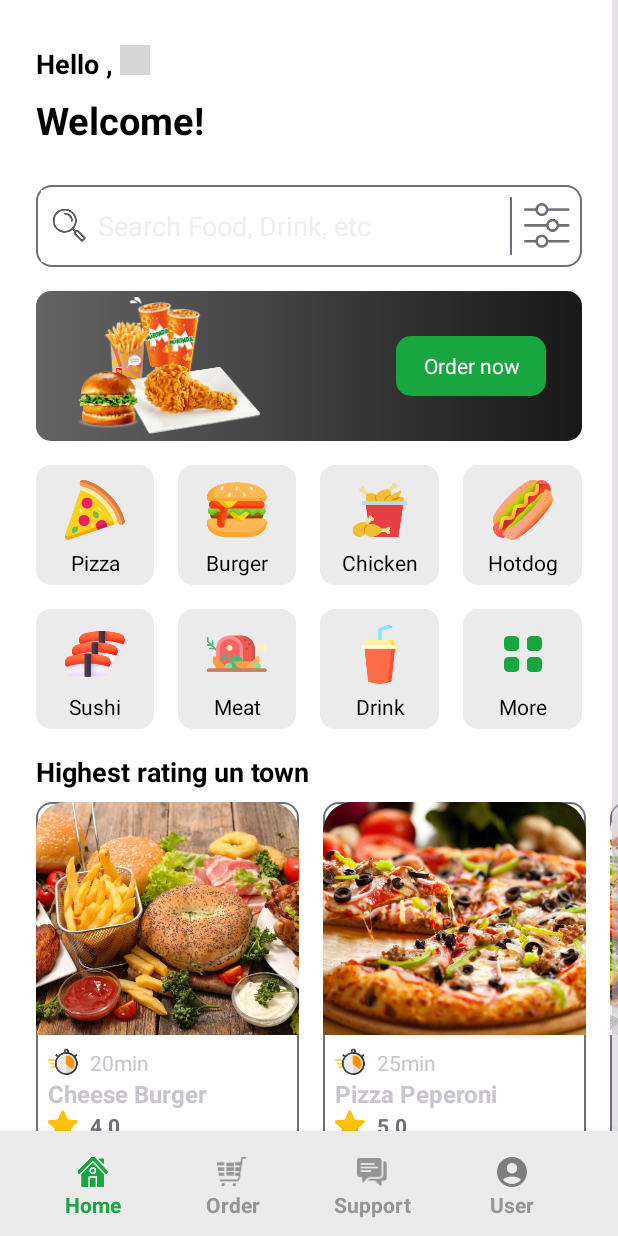
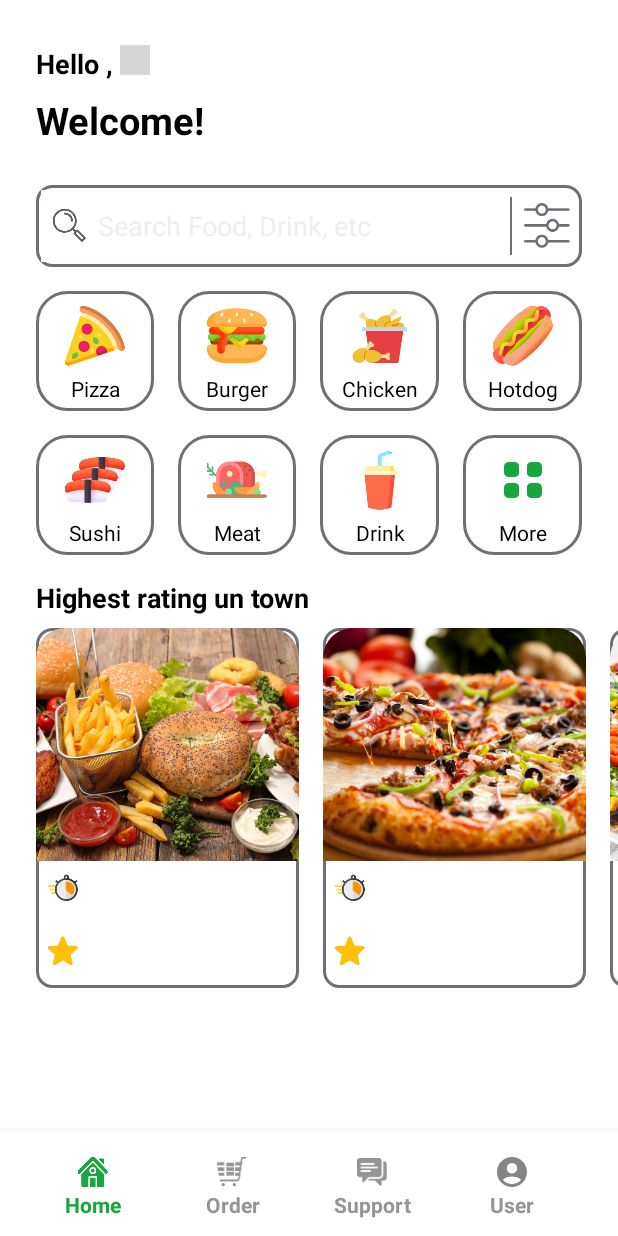
Before and after one commit to MinhPhucNguyen/AndroidProject_FoodDelivery, an Android app: the DetailActivity screen opened directly, with no data from a screen before it, after a tap on an icon or button, on a phone screen of 412 x 824 dp. Run offline under Robolectric (Android 15) with nearby library versions, the phone set to English and light mode, and no system bars; pictures from the network do not load; 8 statements that could not run were skipped; 2 other taps on this screen came first; grey boxes are pictures that could not be loaded.

Commit message:
Change Color

```diff
--- a/app/src/main/java/com/example/loginscreen/Activity/DetailActivity.java
+++ b/app/src/main/java/com/example/loginscreen/Activity/DetailActivity.java
@@ -99,7 +99,7 @@ public class DetailActivity extends AppCompatActivity {
                                 DetailActivity.this.startActivity(intent);
                             }
                         });
-                snackbar.setActionTextColor(Color.parseColor("#4CAF50"));
+                snackbar.setActionTextColor(Color.parseColor("#FF9800"));
                 snackbar.show();
             }
         });
--- a/app/src/main/res/drawable/white_background.xml
+++ b/app/src/main/res/drawable/black_background.xml
@@ -3,8 +3,7 @@
 <item>
     <shape android:shape="rectangle">
         <corners android:radius="10dp"/>
-        <solid android:color="@color/white"/>
-
+        <gradient android:startColor="@color/black" android:endColor="#404040"/>
     </shape>
 </item>
 </selector>
--- a/app/src/main/res/drawable/green_button_background.xml
+++ b/app/src/main/res/drawable/black_button_background.xml
@@ -3,7 +3,7 @@
 <item>
     <shape android:shape="rectangle">
 <corners android:radius="10dp"/>
-        <solid android:color="@color/green" />
+        <gradient android:startColor="@color/black" android:endColor="#4A4A4A"/>
     </shape>
 </item>
 </selector>
--- a/app/src/main/res/drawable/border_background.xml
+++ b/app/src/main/res/drawable/border_background.xml
@@ -2,9 +2,8 @@
 <selector xmlns:android="http://schemas.android.com/apk/res/android">
 <item>
     <shape android:shape="rectangle">
-        <stroke android:color="@color/grey" android:width="1dp" />
+        <stroke android:color="@color/grey" android:width="2dp" />
         <corners android:radius="10dp"/>
-
     </shape>
 </item>
 </selector>
--- /dev/null
+++ b/app/src/main/res/drawable/border_background2.xml
@@ -0,0 +1,9 @@
+<?xml version="1.0" encoding="utf-8"?>
+<selector xmlns:android="http://schemas.android.com/apk/res/android">
+    <item>
+        <shape android:shape="rectangle">
+                <stroke android:color="@color/grey" android:width="2dp" />
+            <corners android:radius="20dp"/>
+        </shape>
+    </item>
+</selector>
--- a/app/src/main/res/drawable/grey_background.xml
+++ b/app/src/main/res/drawable/grey_background.xml
@@ -2,7 +2,7 @@
 <selector xmlns:android="http://schemas.android.com/apk/res/android">
 <item>
     <shape android:shape="rectangle">
-        <solid android:color="#DBDBDB"/>
+        <solid android:color="#E3E0E0"/>
         <corners android:radius="10dp"/>
 
     </shape>
--- a/app/src/main/res/drawable/infor_delivery.xml
+++ b/app/src/main/res/drawable/infor_delivery.xml
@@ -1,5 +1,5 @@
 <?xml version="1.0" encoding="utf-8"?>
 <shape xmlns:android="http://schemas.android.com/apk/res/android">
     <corners android:radius="14dp"/>
-    <solid android:color="#D5F6D6"/>
+    <solid android:color="#D9FFD596"/>
 </shape>
--- a/app/src/main/res/drawable/login_btn.xml
+++ b/app/src/main/res/drawable/login_btn.xml
@@ -1,5 +1,5 @@
 <?xml version="1.0" encoding="utf-8"?>
 <shape xmlns:android="http://schemas.android.com/apk/res/android">
     <corners android:radius="30dp"/>
-    <solid android:color="@color/green"/>
+    <gradient android:startColor="@color/black" android:endColor="#4A4A4A"/>
 </shape>
--- a/app/src/main/res/drawable/payment_button.xml
+++ b/app/src/main/res/drawable/payment_button.xml
@@ -1,5 +1,5 @@
 <?xml version="1.0" encoding="utf-8"?>
 <shape xmlns:android="http://schemas.android.com/apk/res/android" android:shape="rectangle">
     <corners android:radius="25dp" />
-    <solid android:color="#4CAF50"/>
+    <gradient android:startColor="@color/black" android:endColor="#4A4A4A"/>
 </shape>
--- a/app/src/main/res/layout/activity_main.xml
+++ b/app/src/main/res/layout/activity_main.xml
@@ -14,7 +14,8 @@
         app:layout_constraintBottom_toBottomOf="parent"
         app:layout_constraintEnd_toEndOf="parent"
         app:layout_constraintStart_toStartOf="parent"
-        app:layout_constraintTop_toTopOf="parent">
+        app:layout_constraintTop_toTopOf="parent"
+        android:background="@color/white">
 
         <LinearLayout
             android:layout_width="match_parent"
@@ -77,8 +78,6 @@
 
             </LinearLayout>
 
-
-
             <LinearLayout
                 android:layout_width="match_parent"
                 android:layout_height="wrap_content"
@@ -87,7 +86,8 @@
                 android:layout_marginEnd="24dp"
                 android:background="@drawable/border_background"
                 android:orientation="horizontal"
-                android:gravity="center">
+                android:gravity="center"
+                android:elevation="10dp">
 
                 <EditText
                     android:id="@+id/editTextText2"
@@ -100,9 +100,9 @@
                     android:drawablePadding="8dp"
                     android:ems="10"
                     android:hint="Search Food, Drink, etc"
+                    android:importantForAutofill="no"
                     android:inputType="textNoSuggestions"
-                    android:padding="8dp"
-                    android:importantForAutofill="no"/>
+                    android:padding="8dp" />
 
                 <View
                     android:id="@+id/view"
@@ -122,44 +122,6 @@
 
             </LinearLayout>
 
-            <androidx.constraintlayout.widget.ConstraintLayout
-                android:layout_width="match_parent"
-                android:layout_height="100dp"
-                android:layout_marginStart="24dp"
-                android:layout_marginTop="16dp"
-                android:layout_marginEnd="24dp"
-                android:background="@drawable/banner_background">
-
-                <ImageView
-                    android:id="@+id/textView3"
-                    android:layout_width="145dp"
-                    android:layout_height="94dp"
-                    android:layout_marginStart="16dp"
-                    android:layout_marginTop="4dp"
-                    android:src="@drawable/garan"
-                    android:text="You have 2x free \ndelivery Coupon"
-                    android:textColor="@color/white"
-                    android:textSize="18dp"
-                    app:layout_constraintBottom_toBottomOf="parent"
-                    app:layout_constraintStart_toStartOf="parent"
-                    app:layout_constraintTop_toTopOf="parent"
-                    app:layout_constraintVertical_bias="0.0" />
-
-                <TextView
-                    android:id="@+id/textView5"
-                    android:layout_width="100dp"
-                    android:layout_height="40dp"
-                    android:layout_marginEnd="24dp"
-                    android:background="@drawable/green_button_background"
-                    android:gravity="center"
-                    android:text="Order now"
-                    android:textColor="@color/white"
-                    app:layout_constraintBottom_toBottomOf="parent"
-                    app:layout_constraintEnd_toEndOf="parent"
-                    app:layout_constraintTop_toTopOf="parent" />
-
-            </androidx.constraintlayout.widget.ConstraintLayout>
-
             <LinearLayout
                 android:layout_width="match_parent"
                 android:layout_height="match_parent"
@@ -178,7 +140,7 @@
                         android:layout_height="match_parent"
                         android:layout_margin="8dp"
                         android:layout_weight="0.25"
-                        android:background="@drawable/category_background">
+                        android:background="@drawable/border_background2">
 
                         <ImageView
                             android:id="@+id/imageViewPizza"
@@ -207,7 +169,7 @@
                         android:layout_height="match_parent"
                         android:layout_margin="8dp"
                         android:layout_weight="0.25"
-                        android:background="@drawable/category_background">
+                        android:background="@drawable/border_background2">
 
                         <ImageView
                             android:id="@+id/imageViewBurger"
@@ -236,7 +198,7 @@
                         android:layout_height="match_parent"
                         android:layout_margin="8dp"
                         android:layout_weight="0.25"
-                        android:background="@drawable/category_background">
+                        android:background="@drawable/border_background2">
 
                         <ImageView
                             android:id="@+id/imageViewChicken"
@@ -265,7 +227,7 @@
                         android:layout_height="80dp"
                         android:layout_margin="8dp"
                         android:layout_weight="0.25"
-                        android:background="@drawable/category_background">
+                        android:background="@drawable/border_background2">
 
                         <ImageView
                             android:id="@+id/imageViewHotdog"
@@ -300,7 +262,7 @@
                         android:layout_height="match_parent"
                         android:layout_margin="8dp"
                         android:layout_weight="0.25"
-                        android:background="@drawable/category_background">
+                        android:background="@drawable/border_background2">
 
                         <ImageView
                             android:id="@+id/imageViewSushi"
@@ -329,7 +291,7 @@
                         android:layout_height="match_parent"
                         android:layout_margin="8dp"
                         android:layout_weight="0.25"
-                        android:background="@drawable/category_background">
+                        android:background="@drawable/border_background2">
 
                         <ImageView
                             android:id="@+id/imageViewMeat"
@@ -358,7 +320,7 @@
                         android:layout_height="match_parent"
                         android:layout_margin="8dp"
                         android:layout_weight="0.25"
-                        android:background="@drawable/category_background">
+                        android:background="@drawable/border_background2">
 
                         <ImageView
                             android:id="@+id/imageViewDrink"
@@ -387,7 +349,7 @@
                         android:layout_height="80dp"
                         android:layout_margin="8dp"
                         android:layout_weight="0.25"
-                        android:background="@drawable/category_background">
+                        android:background="@drawable/border_background2">
 
                         <ImageView
                             android:id="@+id/imageViewMore"
@@ -453,20 +415,20 @@
         app:layout_constraintEnd_toEndOf="parent"
         app:layout_constraintStart_toStartOf="parent"
         android:paddingBottom="10dp"
-        android:background="@color/light_grey"
+        android:background="#FFFFFF"
         android:elevation="10dp">
 
         <com.google.android.material.bottomappbar.BottomAppBar
             android:id="@+id/bottomAppBar"
             android:layout_width="match_parent"
             android:layout_height="70dp"
-            android:backgroundTint="@color/light_grey">
+            android:backgroundTint="#FFFFFF">
 
             <LinearLayout
                 android:layout_width="match_parent"
                 android:layout_height="wrap_content"
                 android:layout_marginRight="16dp"
-                android:background="@color/light_grey"
+                android:background="#FFFFFF"
                 android:orientation="horizontal">
 
                 <LinearLayout
--- a/app/src/main/res/layout/viewholder_food_list.xml
+++ b/app/src/main/res/layout/viewholder_food_list.xml
@@ -32,6 +32,8 @@
         android:layout_height="wrap_content"
         android:layout_marginStart="8dp"
         android:text="20 min"
+        android:textStyle="bold"
+        android:textColor="@color/white"
         app:layout_constraintBottom_toBottomOf="@+id/imageView6"
         app:layout_constraintStart_toEndOf="@+id/imageView6"
         app:layout_constraintTop_toTopOf="@+id/imageView6"
@@ -44,6 +46,7 @@
         android:text="Title"
         android:textSize="16sp"
         android:textStyle="bold"
+        android:textColor="@color/white"
         app:layout_constraintStart_toStartOf="@+id/imageView6"
         app:layout_constraintTop_toBottomOf="@+id/imageView6" />
 
@@ -61,7 +64,7 @@
         android:layout_height="wrap_content"
         android:layout_marginStart="8dp"
         android:text="0"
-        android:textColor="@color/grey"
+        android:textColor="@color/white"
         android:textStyle="bold"
         app:layout_constraintBottom_toBottomOf="@+id/imageView7"
         app:layout_constraintStart_toEndOf="@+id/imageView7"
```
Also changed, not shown: app/src/main/res/layout/activity_cart.xml (+7 -14 lines), app/src/main/res/layout/activity_detail.xml (+34 -28 lines), app/src/main/res/layout/activity_login.xml (+5 -7 lines).
